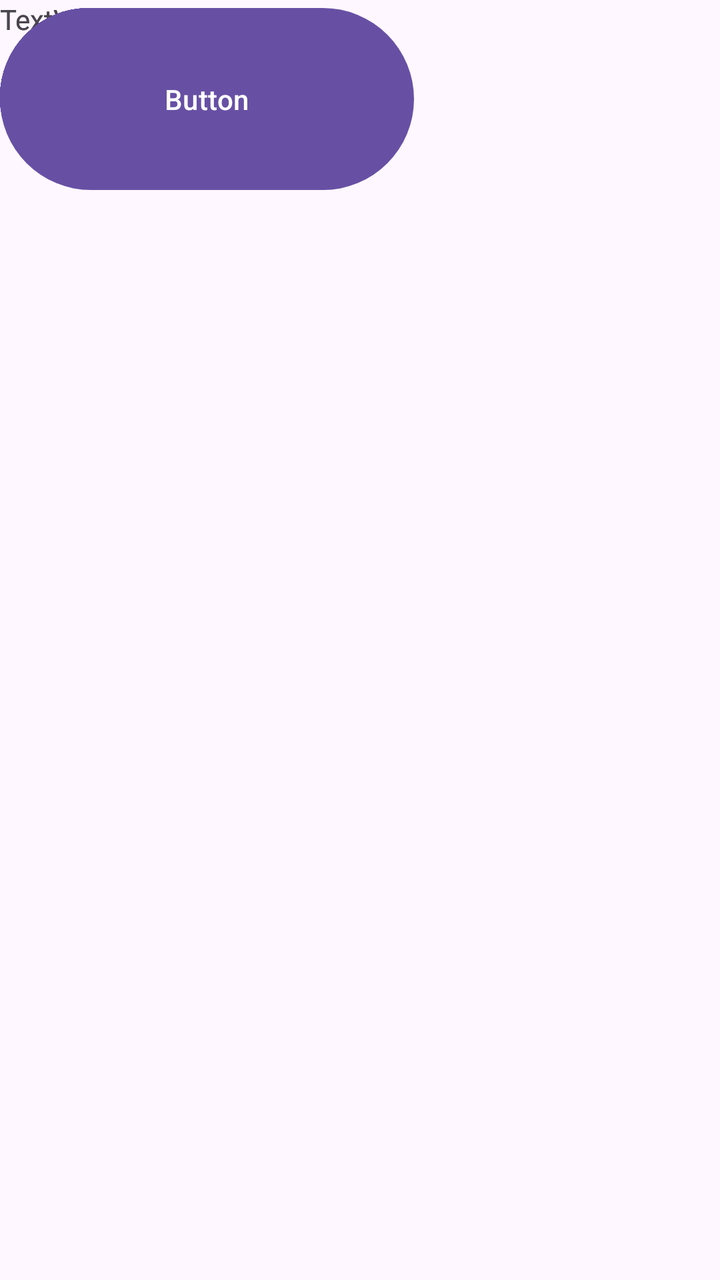
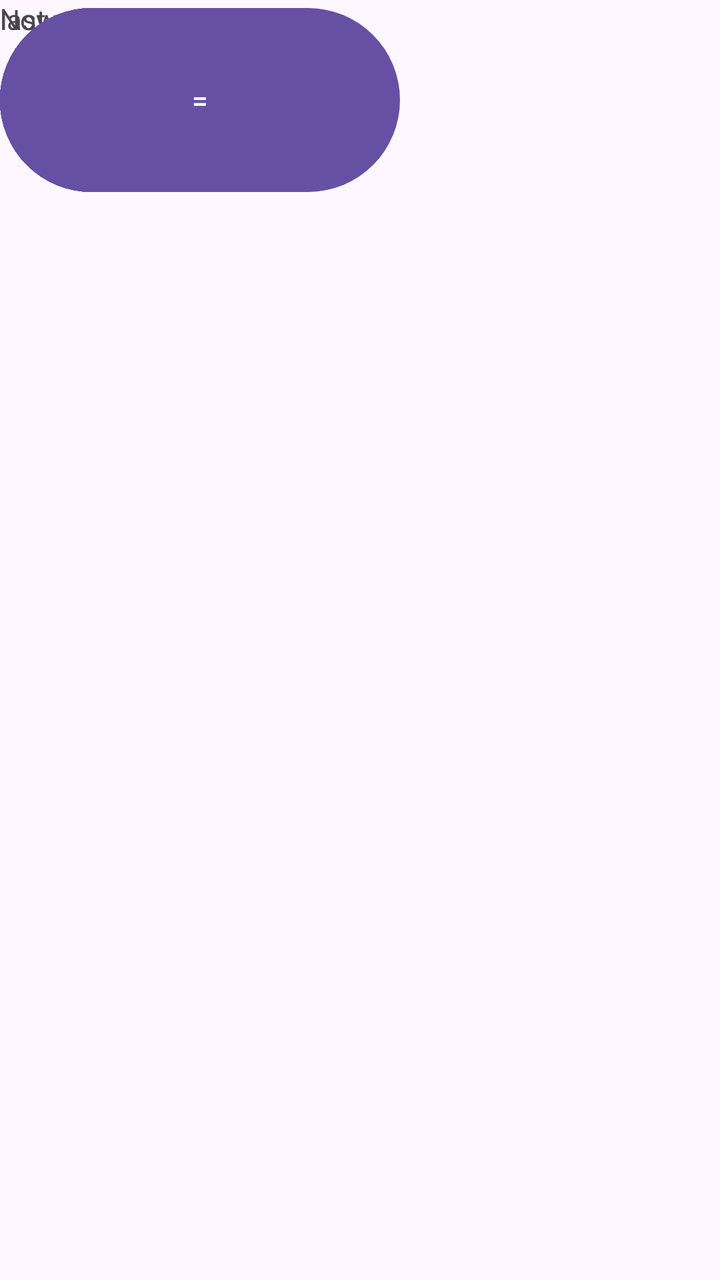

An Android layout rendered at two revisions. The XML below is the earlier revision; the diff shows what the commit changed to produce the second picture.
<!-- AndroidManifest.xml: application theme Theme.MyCalculator -->
<!-- res/layout/activity_main.xml -->
<?xml version="1.0" encoding="utf-8"?>
<androidx.constraintlayout.widget.ConstraintLayout xmlns:android="http://schemas.android.com/apk/res/android"
    xmlns:app="http://schemas.android.com/apk/res-auto"
    xmlns:tools="http://schemas.android.com/tools"
    android:id="@+id/main"
    android:layout_width="match_parent"
    android:layout_height="match_parent"
    tools:context=".MainActivity">

    <TextView
        android:id="@+id/textView1"
        android:layout_width="407dp"
        android:layout_height="42dp"
        android:text="TextView"
        tools:layout_editor_absoluteX="2dp"
        tools:layout_editor_absoluteY="84dp" />

    <TextView
        android:id="@+id/textView2"
        android:layout_width="407dp"
        android:layout_height="42dp"
        android:text="TextView"
        tools:layout_editor_absoluteX="2dp"
        tools:layout_editor_absoluteY="141dp" />

    <Button
        android:id="@+id/buttonAD"
        android:layout_width="102dp"
        android:layout_height="97dp"
        android:text="Button"
        tools:layout_editor_absoluteX="2dp"
        tools:layout_editor_absoluteY="245dp" />

    <Button
        android:id="@+id/buttonC"
        android:layout_width="102dp"
        android:layout_height="97dp"
        android:text="Button"
        tools:layout_editor_absoluteX="104dp"
        tools:layout_editor_absoluteY="245dp" />

    <Button
        android:id="@+id/button"
        android:layout_width="102dp"
        android:layout_height="97dp"
        android:text="Button"
        tools:layout_editor_absoluteX="206dp"
        tools:layout_editor_absoluteY="245dp" />

    <Button
        android:id="@+id/buttonDivide"
        android:layout_width="102dp"
        android:layout_height="97dp"
        android:text="Button"
        tools:layout_editor_absoluteX="308dp"
        tools:layout_editor_absoluteY="245dp" />

    <Button
        android:id="@+id/button1"
        android:layout_width="102dp"
        android:layout_height="97dp"
        android:text="Button"
        tools:layout_editor_absoluteX="2dp"
        tools:layout_editor_absoluteY="342dp" />

    <Button
        android:id="@+id/button2"
        android:layout_width="102dp"
        android:layout_height="97dp"
        android:text="Button"
        tools:layout_editor_absoluteX="104dp"
        tools:layout_editor_absoluteY="342dp" />

    <Button
        android:id="@+id/button3"
        android:layout_width="102dp"
        android:layout_height="97dp"
        android:text="Button"
        tools:layout_editor_absoluteX="206dp"
        tools:layout_editor_absoluteY="342dp" />

    <Button
        android:id="@+id/buttonMultiply"
        android:layout_width="102dp"
        android:layout_height="97dp"
        android:text="Button"
        tools:layout_editor_absoluteX="308dp"
        tools:layout_editor_absoluteY="342dp" />

    <Button
        android:id="@+id/button4"
        android:layout_width="102dp"
        android:layout_height="97dp"
        android:text="Button"
        tools:layout_editor_absoluteX="2dp"
        tools:layout_editor_absoluteY="439dp" />

    <Button
        android:id="@+id/button5"
        android:layout_width="102dp"
        android:layout_height="97dp"
        android:text="Button"
        tools:layout_editor_absoluteX="104dp"
        tools:layout_editor_absoluteY="439dp" />

    <Button
        android:id="@+id/button6"
        android:layout_width="102dp"
        android:layout_height="97dp"
        android:text="Button"
        tools:layout_editor_absoluteX="206dp"
        tools:layout_editor_absoluteY="439dp" />

    <Button
        android:id="@+id/buttonReduce"
        android:layout_width="102dp"
        android:layout_height="97dp"
        android:text="Button"
        tools:layout_editor_absoluteX="308dp"
        tools:layout_editor_absoluteY="439dp" />

    <Button
        android:id="@+id/button7"
        android:layout_width="102dp"
        android:layout_height="97dp"
        android:text="Button"
        tools:layout_editor_absoluteX="2dp"
        tools:layout_editor_absoluteY="536dp" />

    <Button
        android:id="@+id/button8"
        android:layout_width="102dp"
        android:layout_height="97dp"
        android:text="Button"
        tools:layout_editor_absoluteX="104dp"
        tools:layout_editor_absoluteY="536dp" />

    <Button
        android:id="@+id/button9"
        android:layout_width="102dp"
        android:layout_height="97dp"
        android:text="Button"
        tools:layout_editor_absoluteX="206dp"
        tools:layout_editor_absoluteY="536dp" />

    <Button
        android:id="@+id/buttonAdd"
        android:layout_width="102dp"
        android:layout_height="97dp"
        android:text="Button"
        tools:layout_editor_absoluteX="308dp"
        tools:layout_editor_absoluteY="536dp" />

    <Button
        android:id="@+id/buttonPoint"
        android:layout_width="102dp"
        android:layout_height="97dp"
        android:text="Button"
        tools:layout_editor_absoluteX="2dp"
        tools:layout_editor_absoluteY="633dp" />

    <Button
        android:id="@+id/button0"
        android:layout_width="102dp"
        android:layout_height="97dp"
        android:text="Button"
        tools:layout_editor_absoluteX="104dp"
        tools:layout_editor_absoluteY="633dp" />

    <Button
        android:id="@+id/buttonAnswer"
        android:layout_width="207dp"
        android:layout_height="99dp"
        android:text="Button"
        tools:layout_editor_absoluteX="206dp"
        tools:layout_editor_absoluteY="633dp" />

</androidx.constraintlayout.widget.ConstraintLayout>
<!-- resources referenced by this layout -->
<resources>
  <style name="Theme.MyCalculator" parent="Base.Theme.MyCalculator" />
  <style name="Base.Theme.MyCalculator" parent="Theme.Material3.DayNight.NoActionBar">
          
          
      </style>
</resources>

<!-- the commit's change to res/layout/activity_main.xml (unified diff, before → after) -->
@@ -11,7 +11,7 @@
         android:id="@+id/textView1"
         android:layout_width="407dp"
         android:layout_height="42dp"
-        android:text="TextView"
+        android:text="@string/last"
         tools:layout_editor_absoluteX="2dp"
         tools:layout_editor_absoluteY="84dp" />
 
@@ -19,159 +19,159 @@
         android:id="@+id/textView2"
         android:layout_width="407dp"
         android:layout_height="42dp"
-        android:text="TextView"
+        android:text="@string/now"
         tools:layout_editor_absoluteX="2dp"
         tools:layout_editor_absoluteY="141dp" />
 
     <Button
         android:id="@+id/buttonAD"
-        android:layout_width="102dp"
-        android:layout_height="97dp"
-        android:text="Button"
+        android:layout_width="100dp"
+        android:layout_height="100dp"
+        android:text="@string/ad"
         tools:layout_editor_absoluteX="2dp"
         tools:layout_editor_absoluteY="245dp" />
 
     <Button
         android:id="@+id/buttonC"
-        android:layout_width="102dp"
-        android:layout_height="97dp"
-        android:text="Button"
+        android:layout_width="100dp"
+        android:layout_height="100dp"
+        android:text="@string/c"
         tools:layout_editor_absoluteX="104dp"
         tools:layout_editor_absoluteY="245dp" />
 
     <Button
         android:id="@+id/button"
-        android:layout_width="102dp"
-        android:layout_height="97dp"
-        android:text="Button"
+        android:layout_width="100dp"
+        android:layout_height="100dp"
+        android:text="@string/del"
         tools:layout_editor_absoluteX="206dp"
         tools:layout_editor_absoluteY="245dp" />
 
     <Button
         android:id="@+id/buttonDivide"
-        android:layout_width="102dp"
-        android:layout_height="97dp"
-        android:text="Button"
+        android:layout_width="100dp"
+        android:layout_height="100dp"
+        android:text="@string/Divide"
         tools:layout_editor_absoluteX="308dp"
         tools:layout_editor_absoluteY="245dp" />
 
     <Button
         android:id="@+id/button1"
-        android:layout_width="102dp"
-        android:layout_height="97dp"
-        android:text="Button"
+        android:layout_width="100dp"
+        android:layout_height="100dp"
+        android:text="@string/_1"
         tools:layout_editor_absoluteX="2dp"
         tools:layout_editor_absoluteY="342dp" />
 
     <Button
         android:id="@+id/button2"
-        android:layout_width="102dp"
-        android:layout_height="97dp"
-        android:text="Button"
+        android:layout_width="100dp"
+        android:layout_height="100dp"
+        android:text="@string/_2"
         tools:layout_editor_absoluteX="104dp"
         tools:layout_editor_absoluteY="342dp" />
 
     <Button
         android:id="@+id/button3"
-        android:layout_width="102dp"
-        android:layout_height="97dp"
-        android:text="Button"
+        android:layout_width="100dp"
+        android:layout_height="100dp"
+        android:text="@string/_3"
         tools:layout_editor_absoluteX="206dp"
         tools:layout_editor_absoluteY="342dp" />
 
     <Button
         android:id="@+id/buttonMultiply"
-        android:layout_width="102dp"
-        android:layout_height="97dp"
-        android:text="Button"
+        android:layout_width="100dp"
+        android:layout_height="100dp"
+        android:text="@string/Multiply"
         tools:layout_editor_absoluteX="308dp"
         tools:layout_editor_absoluteY="342dp" />
 
     <Button
         android:id="@+id/button4"
-        android:layout_width="102dp"
-        android:layout_height="97dp"
-        android:text="Button"
+        android:layout_width="100dp"
+        android:layout_height="100dp"
+        android:text="@string/_4"
         tools:layout_editor_absoluteX="2dp"
         tools:layout_editor_absoluteY="439dp" />
 
     <Button
         android:id="@+id/button5"
-        android:layout_width="102dp"
-        android:layout_height="97dp"
-        android:text="Button"
+        android:layout_width="100dp"
+        android:layout_height="100dp"
+        android:text="@string/_5"
         tools:layout_editor_absoluteX="104dp"
         tools:layout_editor_absoluteY="439dp" />
 
     <Button
         android:id="@+id/button6"
-        android:layout_width="102dp"
-        android:layout_height="97dp"
-        android:text="Button"
+        android:layout_width="100dp"
+        android:layout_height="100dp"
+        android:text="@string/_6"
         tools:layout_editor_absoluteX="206dp"
         tools:layout_editor_absoluteY="439dp" />
 
     <Button
         android:id="@+id/buttonReduce"
-        android:layout_width="102dp"
-        android:layout_height="97dp"
-        android:text="Button"
+        android:layout_width="100dp"
+        android:layout_height="100dp"
+        android:text="@string/Reduce"
         tools:layout_editor_absoluteX="308dp"
         tools:layout_editor_absoluteY="439dp" />
 
     <Button
         android:id="@+id/button7"
-        android:layout_width="102dp"
-        android:layout_height="97dp"
-        android:text="Button"
+        android:layout_width="100dp"
+        android:layout_height="100dp"
+        android:text="@string/_7"
         tools:layout_editor_absoluteX="2dp"
         tools:layout_editor_absoluteY="536dp" />
 
     <Button
         android:id="@+id/button8"
-        android:layout_width="102dp"
-        android:layout_height="97dp"
-        android:text="Button"
+        android:layout_width="100dp"
+        android:layout_height="100dp"
+        android:text="@string/_8"
         tools:layout_editor_absoluteX="104dp"
         tools:layout_editor_absoluteY="536dp" />
 
     <Button
         android:id="@+id/button9"
-        android:layout_width="102dp"
-        android:layout_height="97dp"
-        android:text="Button"
+        android:layout_width="100dp"
+        android:layout_height="100dp"
+        android:text="@string/_9"
         tools:layout_editor_absoluteX="206dp"
         tools:layout_editor_absoluteY="536dp" />
 
     <Button
         android:id="@+id/buttonAdd"
-        android:layout_width="102dp"
-        android:layout_height="97dp"
-        android:text="Button"
+        android:layout_width="100dp"
+        android:layout_height="100dp"
+        android:text="@string/Add"
         tools:layout_editor_absoluteX="308dp"
         tools:layout_editor_absoluteY="536dp" />
 
     <Button
         android:id="@+id/buttonPoint"
-        android:layout_width="102dp"
-        android:layout_height="97dp"
-        android:text="Button"
+        android:layout_width="100dp"
+        android:layout_height="100dp"
+        android:text="@string/point"
         tools:layout_editor_absoluteX="2dp"
         tools:layout_editor_absoluteY="633dp" />
 
     <Button
         android:id="@+id/button0"
-        android:layout_width="102dp"
-        android:layout_height="97dp"
-        android:text="Button"
+        android:layout_width="100dp"
+        android:layout_height="100dp"
+        android:text="@string/_0"
         tools:layout_editor_absoluteX="104dp"
         tools:layout_editor_absoluteY="633dp" />
 
     <Button
         android:id="@+id/buttonAnswer"
-        android:layout_width="207dp"
-        android:layout_height="99dp"
-        android:text="Button"
+        android:layout_width="200dp"
+        android:layout_height="100dp"
+        android:text="@string/Answer"
         tools:layout_editor_absoluteX="206dp"
         tools:layout_editor_absoluteY="633dp" />
 
<!-- resource entries referenced after the edit -->
@@ -1,5 +1,26 @@
 <!-- resources referenced by this layout -->
 <resources>
+  <string name="Add">+</string>
+  <string name="Answer">=</string>
+  <string name="Divide">÷</string>
+  <string name="Multiply">×</string>
+  <string name="Reduce">-</string>
+  <string name="_0">0</string>
+  <string name="_1">1</string>
+  <string name="_2">2</string>
+  <string name="_3">3</string>
+  <string name="_4">4</string>
+  <string name="_5">5</string>
+  <string name="_6">6</string>
+  <string name="_7">7</string>
+  <string name="_8">8</string>
+  <string name="_9">9</string>
+  <string name="ad">AD</string>
+  <string name="c">C</string>
+  <string name="del">Delete</string>
+  <string name="last">last</string>
+  <string name="now">Now</string>
+  <string name="point">.</string>
   <style name="Theme.MyCalculator" parent="Base.Theme.MyCalculator" />
   <style name="Base.Theme.MyCalculator" parent="Theme.Material3.DayNight.NoActionBar">
           
